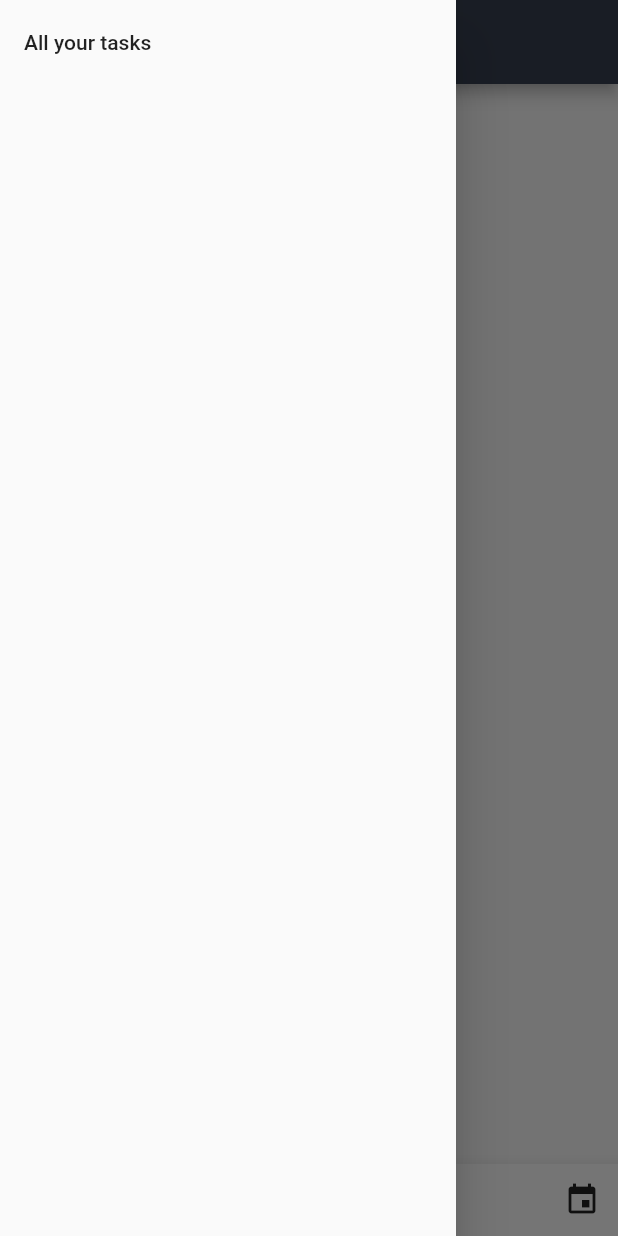
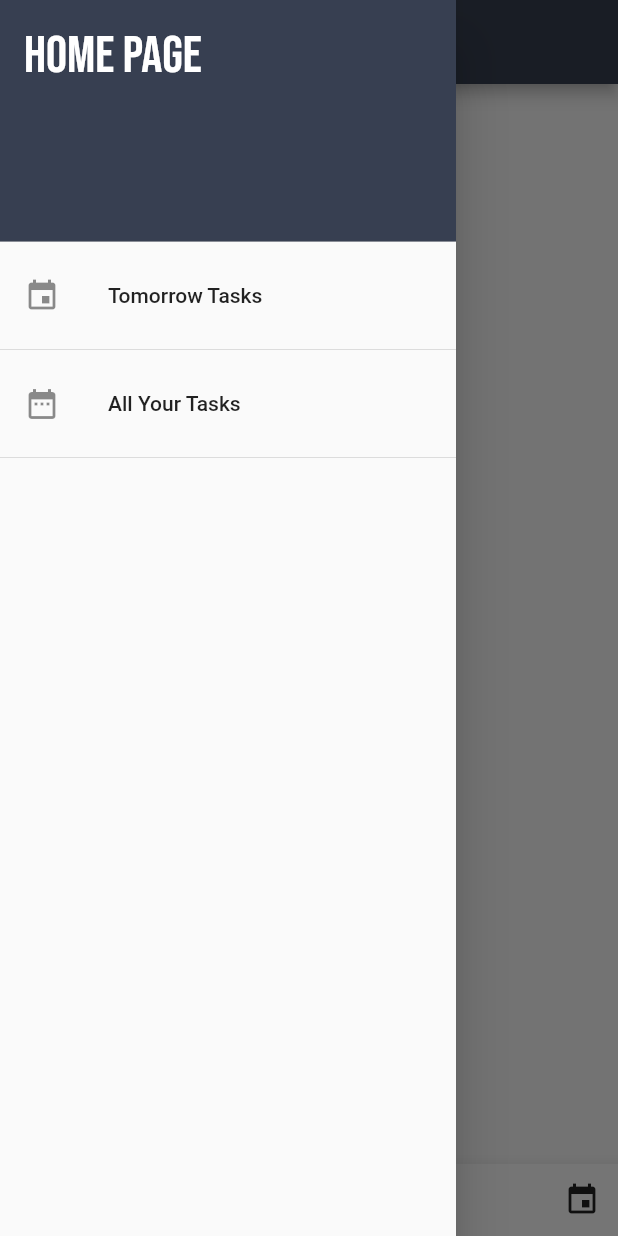
Before and after one commit to ElmirNushi/To-Do-List, a Flutter app: the screen it shows after launch, with the side drawer open, on a phone screen of 412 x 824 dp. Run offline on Flutter 3.47's test engine with Material 2 defaults, Android fonts, the phone set to English and light mode, and no system bars.

Commit message:
Added content on sidebar

```diff
--- a/lib/main.dart
+++ b/lib/main.dart
@@ -1,5 +1,6 @@
 import 'package:flutter/material.dart';
-import 'allTasksPage.dart';
+import 'file:///C:/Users/Dell/AndroidStudioProjects/to_dolist/lib/sideMenuPages/tomorrowPage.dart';
+import 'sideMenuPages/allTasksPage.dart';
 
 void main() {
   runApp(MyApp());
@@ -27,15 +28,38 @@ class listScreen extends StatelessWidget {
         ),
       ),
       drawer: new Drawer(
-        child: ListView(children: <Widget>[
+        child: ListView(
+          padding: EdgeInsets.zero,
+          children: <Widget>[
+          new DrawerHeader(child: Text('Home Page', style: TextStyle(
+            fontFamily: 'BebasNeue',
+            fontSize: 35.0,
+          color: Colors.white),),
+            decoration: BoxDecoration(
+              color: Color(0xFF373F51),
+              ),
+            ),
           new ListTile(
-            title: new Text('All your tasks'),
+            leading: Icon(Icons.event),
+            title: new Text('Tomorrow Tasks'),
             onTap: (){
+              Navigator.of(context).pop();
               Navigator.push(context, MaterialPageRoute(
-                  builder: (context) => tasksPage())
+                  builder: (context) => pageTomorrow())
               );
             },
           ),
+          Divider(),
+          new ListTile(
+            leading: Icon(Icons.date_range),
+            title: new Text('All Your Tasks'),
+            onTap: (){
+              Navigator.push(context, MaterialPageRoute(
+                builder: (context) => tasksPage(),
+              ));
+            },
+          ),
+          Divider(),
         ],
         ),
       ),
@@ -43,7 +67,6 @@ class listScreen extends StatelessWidget {
     );
   }
 }
-
 
 class toDoList extends StatefulWidget {
   @override
--- a/lib/tomorrowPage.dart
+++ /dev/null
@@ -1 +0,0 @@
-import 'package:flutter/material.dart';
```
Also changed, not shown: lib/allTasksPage.dart (deleted, +0 -17 lines), lib/sideMenuPages/allTasksPage.dart (added, +62 -0 lines), lib/sideMenuPages/tomorrowPage.dart (added, +62 -0 lines), lib/bottomMenuPages/calendar.dart (added), lib/bottomMenuPages/settings.dart (added), 20 other files.
